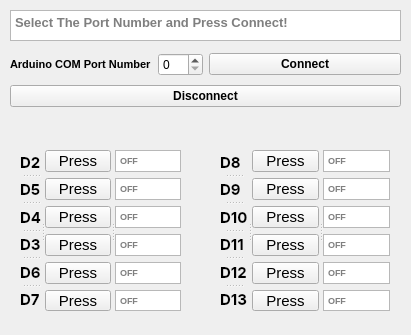
Above: v3/bulb.ui from ktauchathuranga/Arduino-Bulb-Control-GUI before the change. Below: the same form after it.
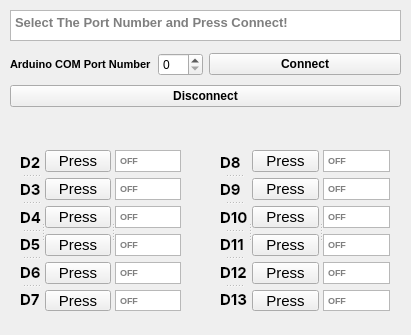
That is the form after the change. Icons and pictures are not drawn.

Commit message: new update all 13 pin supported GUI, INO updated

Diff of the .ui file:
```diff
--- a/v3/bulb.ui
+++ b/v3/bulb.ui
@@ -178,7 +178,7 @@
       </font>
      </property>
      <property name="text">
-      <string>D5</string>
+      <string>D3</string>
      </property>
     </widget>
     <widget class="QLabel" name="label_4">
@@ -204,7 +204,7 @@
       </font>
      </property>
      <property name="text">
-      <string>D3</string>
+      <string>D5</string>
      </property>
     </widget>
     <widget class="QLabel" name="label_6">
```
Left out of the diff: 84 changed lines with no effect on the pictures.
